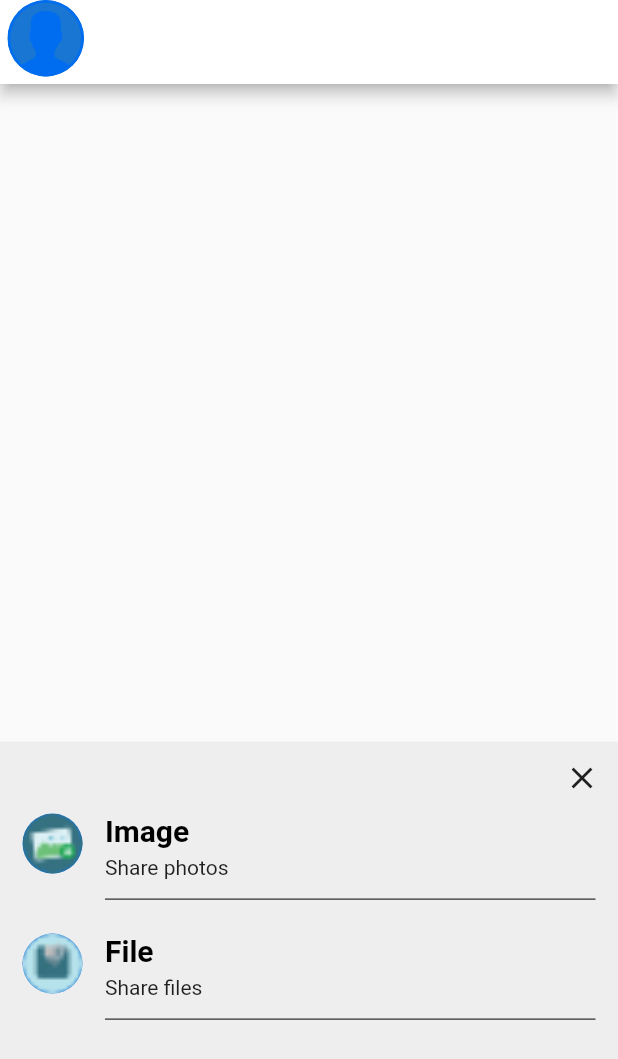
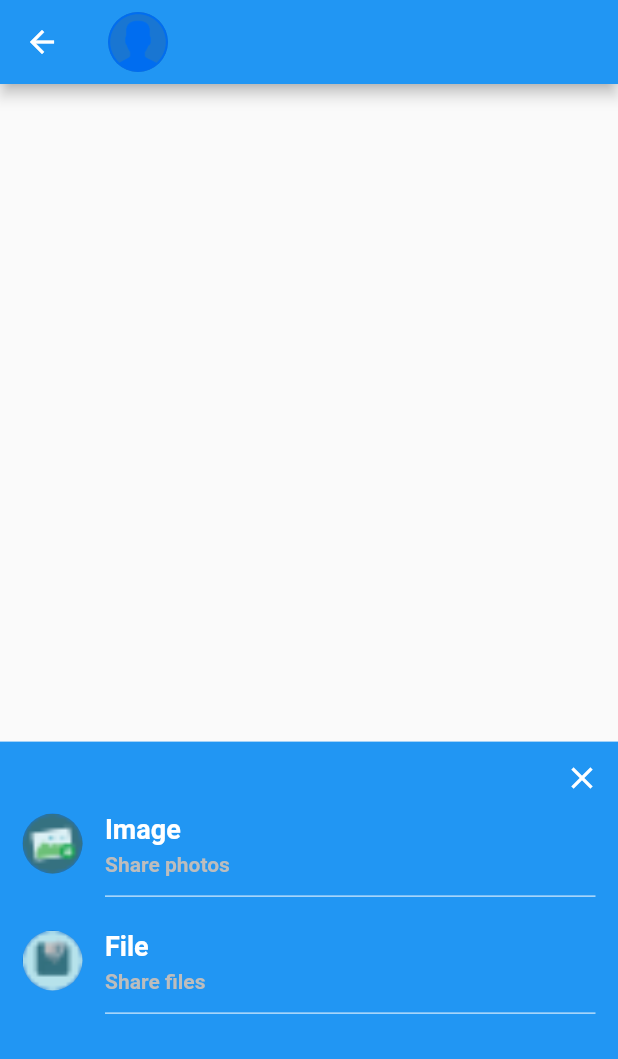
Before and after one commit to HiImNVM/core-flutter, a Flutter app: the ChatContentWidget screen opened directly with empty values, after a tap on the "add circle" icon, on a phone screen of 412 x 824 dp. Shown: the top 1059 px of the screen. Run offline on Flutter 3.47's test engine with Material 2 defaults, Android fonts, the phone set to English and light mode, and no system bars; our stand-ins replace cached_network_image, convert, shared_preferences; accounts and stored records are empty.

Commit message:
Fix performance reload list chater, change name of type_something, add new constant, change title and change style

```diff
--- a/nvm/example/assets/locales/en.json
+++ b/nvm/example/assets/locales/en.json
@@ -18,9 +18,10 @@
     "LOGIN_SCREEN_TITLE_NEW_PASSWORD": "New Password",
     "LOGIN_SCREEN_TITLE_OLD_PASSWORD": "Old Password",
     "LOGIN_SCREEN_TITLE_CONFIRM_PASSWORD": "Confirm Password",
-    "CHATCONTENT_SCREEN_HINTTEXT_TYPE_SOMETHING": "Type something...",
+    "CHATCONTENT_SCREEN_HINTTEXT_TYPE_SOMETHING": "Type Something...",
     "CHATCONTENT_SCREEN_TITLE_IMAGE": "Image",
     "CHATCONTENT_SCREEN_DESCRIPTION_IMAGE": "Share photos",
     "CHATCONTENT_SCREEN_TITLE_FILE": "File",
-    "CHATCONTENT_SCREEN_DESCRIPTION_FILE": "Share files"
+    "CHATCONTENT_SCREEN_DESCRIPTION_FILE": "Share files",
+    "CHATCONTENT_SCREEN_NO_MESSAGE": "No message"
 }
--- a/nvm/example/assets/locales/vi.json
+++ b/nvm/example/assets/locales/vi.json
@@ -22,5 +22,6 @@
     "CHATCONTENT_SCREEN_TITLE_IMAGE": "Hình ảnh",
     "CHATCONTENT_SCREEN_DESCRIPTION_IMAGE": "Chia sẽ những hình ảnh",
     "CHATCONTENT_SCREEN_TITLE_FILE": "Tập tin",
-    "CHATCONTENT_SCREEN_DESCRIPTION_FILE": "Chia sẽ những tập tin"
+    "CHATCONTENT_SCREEN_DESCRIPTION_FILE": "Chia sẽ những tập tin",
+    "CHATCONTENT_SCREEN_NO_MESSAGE": "Chưa có tin nhắn mới"
 }
--- a/nvm/example/lib/constants.dart
+++ b/nvm/example/lib/constants.dart
@@ -49,6 +49,7 @@ const CONSTANT_CHATCONTENT_SCREEN_DESCRIPTION_IMAGE =
 const CONSTANT_CHATCONTENT_SCREEN_TITLE_FILE = "CHATCONTENT_SCREEN_TITLE_FILE";
 const CONSTANT_CHATCONTENT_SCREEN_DESCRIPTION_FILE =
     "CHATCONTENT_SCREEN_DESCRIPTION_FILE";
+const CONSTANT_CHATCONTENT_SCREEN_NO_MESSAGE = 'CHATCONTENT_SCREEN_NO_MESSAGE';
 
 // IMAGES
 const CONSTANT_IMAGES_APP_ICON = 'assets/images/app-icon.jpg';
--- a/nvm/example/lib/screens/homeScreen/chatScreen/chatContentScreen/index.dart
+++ b/nvm/example/lib/screens/homeScreen/chatScreen/chatContentScreen/index.dart
@@ -19,22 +19,16 @@ class ChatContentWidget extends StatelessWidget {
 
   Widget _renderAppBar(String nameUser, String imagePath) {
     return AppBar(
-      backgroundColor: Colors.white,
-      centerTitle: false,
-      title: Padding(
-        padding: const EdgeInsets.only(bottom: 5),
-        child: Text(
-          '$nameUser',
-          style: fullNameTextStyle,
-        ),
-      ),
-      leading: Padding(
-        padding: const EdgeInsets.only(left: 5, bottom: 5),
-        child: Hero(
+      backgroundColor: Colors.blue,
+      centerTitle: true,
+      title: Row(
+        children: <Widget>[
+          Hero(
             tag: imagePath,
             child: (imagePath == null || imagePath.isEmpty)
                 ? CircleAvatar(
-                  backgroundImage: AssetImage('assets/images/user-default.png'),
+                    backgroundImage:
+                        AssetImage('assets/images/user-default.png'),
                   )
                 : CircleAvatar(
                     child: ClipRRect(
@@ -48,6 +42,14 @@ class ChatContentWidget extends StatelessWidget {
                     ),
                   ),
           ),
+          SizedBox(
+            width: 10,
+          ),
+          Text(
+            '$nameUser',
+            style: fullNameTextStyle,
+          ),
+        ],
       ),
     );
   }
@@ -153,7 +155,7 @@ class ChatContentWidget extends StatelessWidget {
     ];
 
     return Container(
-      color: Colors.grey[200],
+      color: Colors.blue,
       height: height,
       child: ListView.builder(
         itemCount: _medias.length + 1,
@@ -173,17 +175,20 @@ class ChatContentWidget extends StatelessWidget {
       children: <Widget>[
         Text(
           '$name',
-          style: fullNameTextStyle,
+          style: titleMediaStyle,
         ),
         SizedBox(
           height: 5,
         ),
-        Text('$description'),
+        Text(
+          '$description',
+          style: descriptionMediaStyle,
+        ),
         SizedBox(
           height: 5,
         ),
         Divider(
-          color: Colors.black,
+          color: Colors.white,
         ),
       ],
     );
@@ -195,6 +200,7 @@ class ChatContentWidget extends StatelessWidget {
         Align(
           alignment: Alignment.bottomRight,
           child: IconButton(
+            color: Colors.white,
             onPressed: () => Navigator.pop(context),
             icon: Icon(Icons.close),
           ),
--- a/nvm/example/lib/screens/homeScreen/chatScreen/chatContentScreen/style.dart
+++ b/nvm/example/lib/screens/homeScreen/chatScreen/chatContentScreen/style.dart
@@ -1,4 +1,18 @@
 import 'package:flutter/material.dart';
 
+final TextStyle baseTextStyle = TextStyle(
+  fontWeight: FontWeight.bold,
+);
+
 final TextStyle fullNameTextStyle =
-    TextStyle(color: Colors.black, fontWeight: FontWeight.bold, fontSize: 20);
+    baseTextStyle.copyWith(color: Colors.white, fontSize: 20);
+
+final TextStyle titleMediaStyle = baseTextStyle.copyWith(
+  color: Colors.white,
+  fontSize: 18,
+);
+
+final TextStyle descriptionMediaStyle = titleMediaStyle.copyWith(
+  color: Colors.grey[400],
+  fontSize: 14,
+);
```
Also changed, not shown: nvm/example/lib/screens/homeScreen/chatScreen/index.dart (+14 -23 lines). Lines whose indentation alone changed are shown as unchanged.
